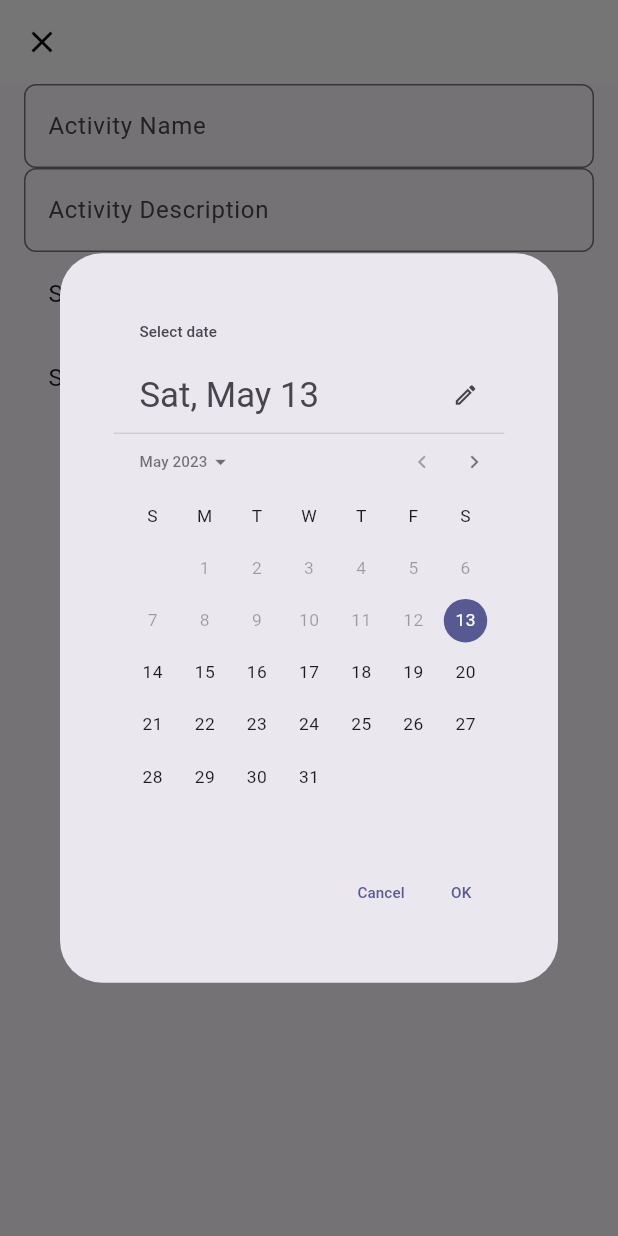
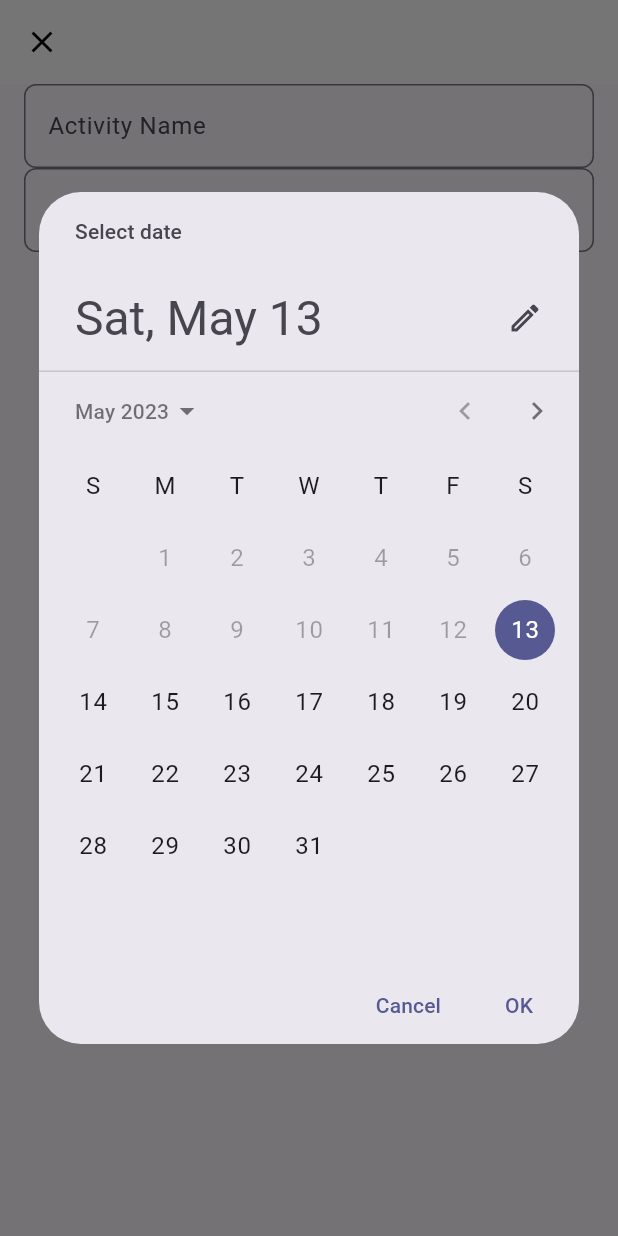
Before and after one commit to ssogut26/LetsGT, a Flutter app: the CreateActivityPage screen opened by its route, after a tap on the "calendar today" icon, on a phone screen of 412 x 824 dp. Run offline on Flutter 3.47's test engine with Material 2 defaults, Android fonts, the phone set to English and light mode, and no system bars; our stand-ins replace auto_route, flutter_dotenv, flutter_riverpod, google_maps_flutter, permission_handler; missing offline and left inert: amplify_auth_cognito, amplify_core, amplify_flutter, flutter_config_plus, google_maps_webservice.

Commit message:
More design things

```diff
--- a/lib/features/create_activity/presentation/pages/create_activity.dart
+++ b/lib/features/create_activity/presentation/pages/create_activity.dart
@@ -14,7 +14,9 @@ class CreateActivityPage extends ConsumerStatefulWidget {
 
 class _SignInPageState extends ConsumerState<CreateActivityPage> {
   final _formKey = GlobalKey<FormState>();
-
+  List<String> participants = [];
+  DateTime? selectedDate;
+  TimeOfDay? selectedTime;
   @override
   Widget build(BuildContext context) {
     return Scaffold(
@@ -60,20 +62,63 @@ class _SignInPageState extends ConsumerState<CreateActivityPage> {
                 ),
               ),
               ListTile(
-                title: const Text('Select Date'),
+                title: Text(
+                  selectedDate.toString() == 'null'
+                      ? 'Select Date'
+                      : '${'Date: ${selectedDate.toString().substring(
+                            0,
+                            10,
+                          )} ${selectedTime?.format(context) ?? ''}'} ',
+                ),
+                trailing: IconButton(
+                  onPressed: () async {
+                    final date = await showDatePicker(
+                      context: context,
+                      initialDate: DateTime.now(),
+                      firstDate: DateTime.now(),
+                      lastDate: DateTime(2025),
+                    ).whenComplete(() async {
+                      selectedTime = await showTimePicker(
+                        context: context,
+                        initialTime: TimeOfDay.now(),
+                      );
+                    });
+                    setState(() {
+                      selectedDate = date;
+                      selectedDate?.toUtc();
+                    });
+                    // showDialog<void>(
+                    //   context: context,
+                    //   builder: (BuildContext context) {
+                    //     return AlertDialog(
+                    //       content: FittedBox(
+                    //         fit: BoxFit.contain,
+                    //         child: DatePickerDialog(
+                    //           initialEntryMode: DatePickerEntryMode.calendar,
+                    //           initialDate: DateTime.now(),
+                    //           firstDate: DateTime.now(),
+                    //           lastDate: DateTime(2025),
+                    //         ),
+                    //       ),
+                    //     );
+                    //   },
+                    // );
+                  },
+                  icon: const Icon(Icons.calendar_today),
+                ),
+              ),
+              // Participants
+              ListTile(
+                title: const Text('Who Is Coming?'),
                 trailing: IconButton(
                   onPressed: () {
                     showDialog<void>(
                       context: context,
                       builder: (BuildContext context) {
-                        return AlertDialog(
+                        return const AlertDialog(
                           content: FittedBox(
                             fit: BoxFit.contain,
-                            child: DatePickerDialog(
-                              initialDate: DateTime.now(),
-                              firstDate: DateTime.now(),
-                              lastDate: DateTime(2025),
-                            ),
+                            child: Text('Friends'),
                           ),
                         );
                       },
@@ -82,10 +127,6 @@ class _SignInPageState extends ConsumerState<CreateActivityPage> {
                   icon: const Icon(Icons.calendar_today),
                 ),
               ),
-              // Duration
-
-              // Participants
-              // Tags
             ],
           ),
         ),
--- a/lib/features/home/presentation/pages/home.dart
+++ b/lib/features/home/presentation/pages/home.dart
@@ -69,7 +69,7 @@ class _HomePageState extends State<HomePage> {
           if (index == 0) {
             context.router.push(const HomeRoute());
           } else if (index == 1) {
-            context.router.push(const SignInRoute());
+            context.router.push(const MessagesRoute());
           } else if (index == 2) {
             context.router.push(const SignInRoute());
           } else if (index == 3) {
--- a/lib/main.dart
+++ b/lib/main.dart
@@ -17,7 +17,7 @@ Future<void> main() async {
   );
   await FlutterConfigPlus.loadEnvVariables();
   await _configureAmplify();
-  await Permission.location.request();
+  await Permission.locationWhenInUse.request();
   runApp(const ProviderScope(child: MyApp()));
 }
 
```
Also changed, not shown: lib/config/routes/routes.dart (+7 -1 lines), lib/features/create_activity/presentation/pages/map_view.dart (+19 -16 lines), lib/features/messages/presentation/pages/chat.dart (added, +84 -0 lines), lib/features/messages/presentation/pages/messages.dart (added, +80 -0 lines), lib/config/routes/routes.gr.dart.
